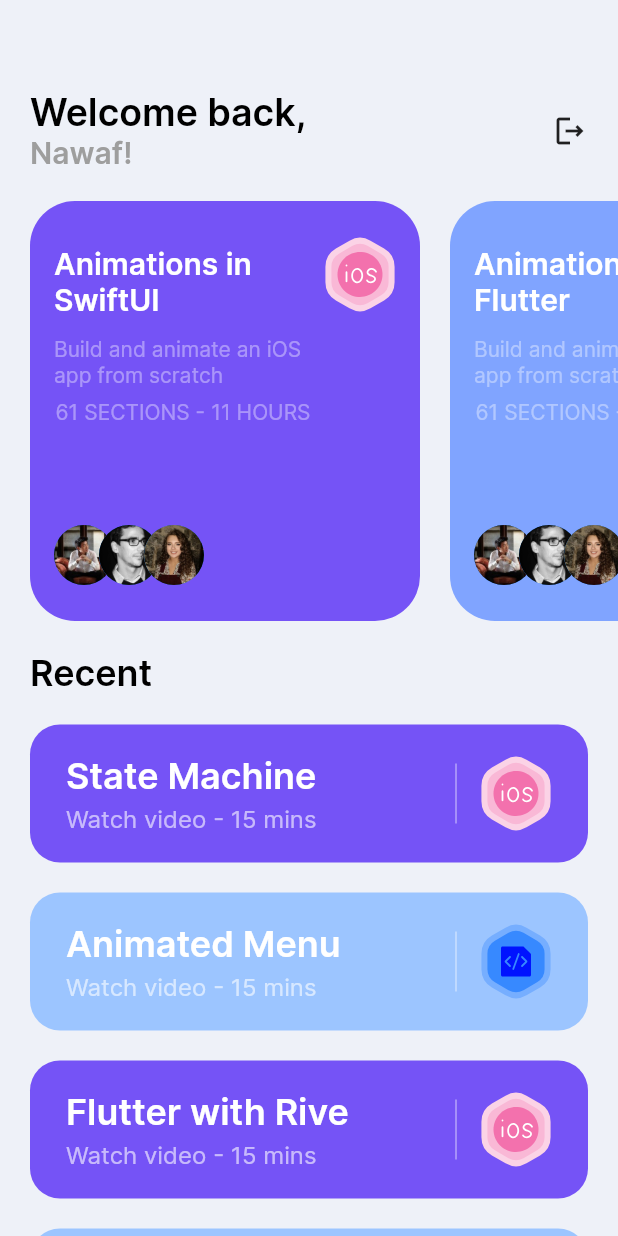
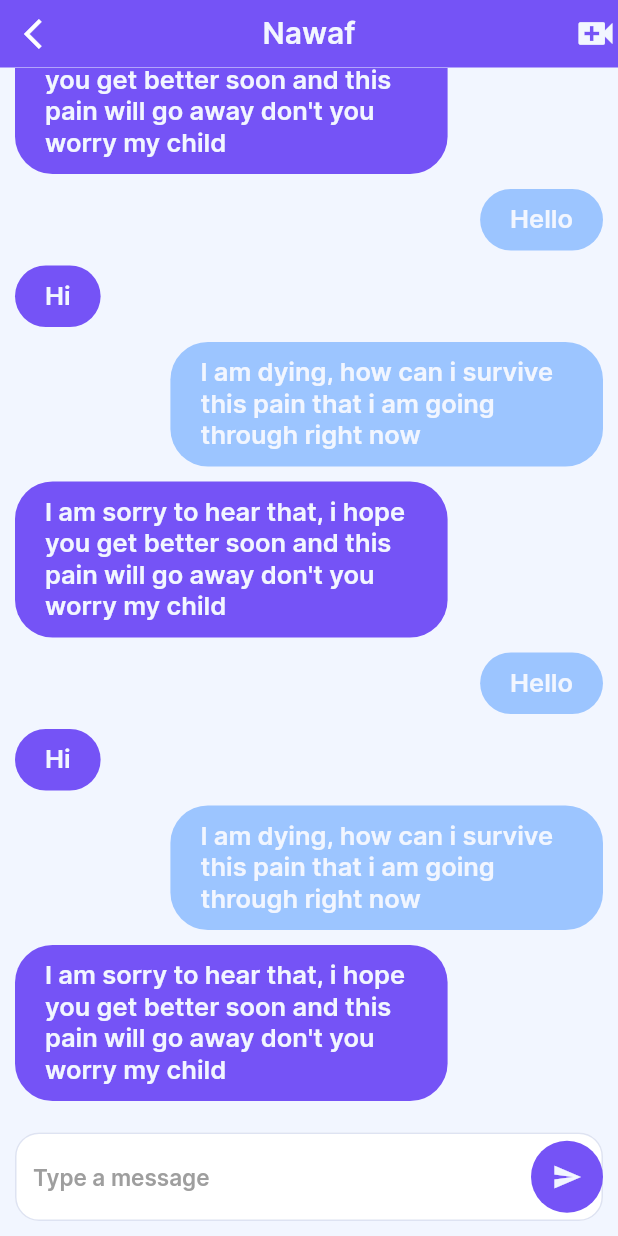
Before and after one commit to JusoorApp/Jusoor, a Flutter app: the screen it shows once a user with an empty profile is signed in, on a phone screen of 412 x 824 dp. Run offline on Flutter 3.47's test engine with Material 2 defaults, Android fonts, the phone set to English and light mode, and no system bars; our stand-ins replace cloud_firestore, firebase_auth, firebase_core, flutter_riverpod, flutter_svg, rive; accounts and stored records are empty.

Commit message:
feat:added chat views with components

```diff
--- a/lib/constants.dart
+++ b/lib/constants.dart
@@ -5,3 +5,5 @@ const Color backgroundColorLight = Color(0xFFF2F6FF);
 const Color backgroundColorDark = Color(0xFF25254B);
 const Color shadowColorLight = Color(0xFF4A5367);
 const Color shadowColorDark = Colors.black;
+const Color purplecolor = Color(0xFF7553F6);
+const Color purplecolorLight = Color(0xFF9CC5FF);
--- a/lib/main.dart
+++ b/lib/main.dart
@@ -26,6 +26,8 @@ class MyApp extends StatelessWidget {
         scaffoldBackgroundColor: const Color(0xFFEEF1F8),
         primarySwatch: Colors.blue,
         fontFamily: "Intel",
+        bottomSheetTheme:
+            BottomSheetThemeData(backgroundColor: Colors.transparent),
         inputDecorationTheme: const InputDecorationTheme(
           filled: true,
           fillColor: Colors.white,
--- a/lib/model/course.dart
+++ b/lib/model/course.dart
@@ -1,14 +1,17 @@
-import 'package:flutter/material.dart' show Color;
+import 'package:flutter/material.dart';
+
 
 class Course {
   final String title, description, iconSrc;
   final Color color;
+  final Function? onPressed;
 
   Course({
     required this.title,
     this.description = 'Build and animate an iOS app from scratch',
     this.iconSrc = "assets/icons/ios.svg",
     this.color = const Color(0xFF7553F6),
+    this.onPressed,
   });
 }
 
--- /dev/null
+++ b/lib/screens/chat/chat_screen.dart
@@ -0,0 +1,65 @@
+import 'package:flutter/material.dart';
+import 'package:rive_animation/constants.dart';
+import 'package:rive_animation/screens/chat/components/chat_app_bar.dart';
+import 'package:rive_animation/screens/chat/components/chat_element.dart';
+
+import 'components/chat_textfield.dart';
+
+class ChatScreen extends StatefulWidget {
+  const ChatScreen({super.key});
+
+  @override
+  State<ChatScreen> createState() => _ChatScreenState();
+}
+
+class _ChatScreenState extends State<ChatScreen> {
+  @override
+  Widget build(BuildContext context) {
+    // ignore: prefer_const_constructors
+    return Scaffold(
+      appBar: ChatAppbar(),
+      backgroundColor: backgroundColorLight,
+      body: Padding(
+        padding: const EdgeInsets.only(bottom: 90),
+        child: SingleChildScrollView(
+            reverse: true,
+            child: Column(
+              children: [
+                const SizedBox(height: 10),
+                ChatElement(isSender: true, message: "Hello"),
+                ChatElement(isSender: false, message: "Hi"),
+                ChatElement(
+                    isSender: true,
+                    message:
+                        "I am dying, how can i survive this pain that i am going through right now"),
+                ChatElement(
+                    isSender: false,
+                    message:
+                        "I am sorry to hear that, i hope you get better soon and this pain will go away don't you worry my child "),
+                ChatElement(isSender: true, message: "Hello"),
+                ChatElement(isSender: false, message: "Hi"),
+                ChatElement(
+                    isSender: true,
+                    message:
+                        "I am dying, how can i survive this pain that i am going through right now"),
+                ChatElement(
+                    isSender: false,
+                    message:
+                        "I am sorry to hear that, i hope you get better soon and this pain will go away don't you worry my child "),
+                ChatElement(isSender: true, message: "Hello"),
+                ChatElement(isSender: false, message: "Hi"),
+                ChatElement(
+                    isSender: true,
+                    message:
+                        "I am dying, how can i survive this pain that i am going through right now"),
+                ChatElement(
+                    isSender: false,
+                    message:
+                        "I am sorry to hear that, i hope you get better soon and this pain will go away don't you worry my child "),
+              ],
+            )),
+      ),
+      bottomSheet: const ChatTextfield(),
+    );
+  }
+}
--- /dev/null
+++ b/lib/screens/chat/components/chat_app_bar.dart
@@ -0,0 +1,43 @@
+import 'package:flutter/material.dart';
+import 'package:rive_animation/constants.dart';
+
+class ChatAppbar extends StatelessWidget implements PreferredSizeWidget {
+  const ChatAppbar({super.key});
+  @override
+  Size get preferredSize => const Size.fromHeight(45);
+  @override
+  Widget build(BuildContext context) {
+    return SafeArea(
+      child: AppBar(
+        elevation: 0,
+        backgroundColor: purplecolor,
+        title: Text("Nawaf",
+            style: Theme.of(context).textTheme.headline6!.copyWith(
+                color: backgroundColorLight,
+                fontWeight: FontWeight.bold,
+                fontSize: 20)),
+        centerTitle: true,
+        leading: GestureDetector(
+            onTap: () {
+              Navigator.pop(context);
+            },
+            child: const Icon(
+              Icons.arrow_back_ios,
+            )),
+        actions: [
+          const SizedBox(width: 73),
+          GestureDetector(
+              onTap: () {},
+              child: const Icon(
+                Icons.video_call,
+              )),
+        ],
+        // ignore: prefer_const_constructors
+        actionsIconTheme: IconThemeData(
+          color: backgroundColorLight,
+          size: 30,
+        ),
+      ),
+    );
+  }
+}
--- /dev/null
+++ b/lib/screens/chat/components/chat_element.dart
@@ -0,0 +1,55 @@
+import 'package:flutter/animation.dart';
+import 'package:flutter/cupertino.dart';
+import 'package:flutter/material.dart';
+import 'package:flutter/src/widgets/container.dart';
+import 'package:flutter/src/widgets/framework.dart';
+import 'package:rive_animation/constants.dart';
+
+class ChatElement extends StatelessWidget {
+  bool isSender = true;
+  String message = "";
+
+  ChatElement({
+    super.key,
+    required this.isSender,
+    required this.message,
+  });
+
+  @override
+  Widget build(BuildContext context) {
+    // if (isSender) {
+    //   chatColor = purplecolorLight;
+    //   mainAxisAlignment = MainAxisAlignment.end;
+    // } else {
+    //   chatColor = purplecolor;
+    //   mainAxisAlignment = MainAxisAlignment.start;
+    // }
+    return Padding(
+      padding: EdgeInsets.only(
+          left: isSender ? 0 : 10, right: isSender ? 10 : 0, top: 10),
+      child: Row(
+        mainAxisAlignment:
+            isSender ? MainAxisAlignment.end : MainAxisAlignment.start,
+        children: [
+          Container(
+            constraints: BoxConstraints(
+              maxWidth: MediaQuery.of(context).size.width * 0.7,
+            ),
+            decoration: BoxDecoration(
+              color: isSender ? purplecolorLight : purplecolor,
+              borderRadius: BorderRadius.circular(25),
+            ),
+            child: Padding(
+              padding: const EdgeInsets.symmetric(horizontal: 20, vertical: 10),
+              child: Text(message,
+                  style: Theme.of(context).textTheme.headline6!.copyWith(
+                      color: backgroundColorLight,
+                      fontWeight: FontWeight.bold,
+                      fontSize: 17)),
+            ),
+          )
+        ],
+      ),
+    );
+  }
+}
--- /dev/null
+++ b/lib/screens/chat/components/chat_textfield.dart
@@ -0,0 +1,46 @@
+import 'package:flutter/material.dart';
+import 'package:rive_animation/constants.dart';
+
+class ChatTextfield extends StatefulWidget {
+  const ChatTextfield({super.key});
+
+  @override
+  State<ChatTextfield> createState() => _ChatTextfieldState();
+}
+
+class _ChatTextfieldState extends State<ChatTextfield> {
+  @override
+  Widget build(BuildContext context) {
+    return SafeArea(
+      child: Padding(
+        padding: EdgeInsets.all(10),
+        child: TextField(
+          decoration: InputDecoration(
+            hintText: "Type a message",
+            hintStyle: Theme.of(context).textTheme.bodyText1!.copyWith(
+                color: Colors.grey, fontWeight: FontWeight.bold, fontSize: 15),
+            border: InputBorder.none,
+            suffixIcon: Container(
+              height: 40,
+              width: 40,
+              decoration: BoxDecoration(
+                color: purplecolor,
+                shape: BoxShape.circle,
+              ),
+              child: GestureDetector(
+                onTap: () {
+                  //TODO: send message
+                },
+                child: const Icon(
+                  Icons.send,
+                  color: backgroundColorLight,
+                  size: 20,
+                ),
+              ),
+            ),
+          ),
+        ),
+      ),
+    );
+  }
+}
--- a/lib/screens/home/home_screen.dart
+++ b/lib/screens/home/home_screen.dart
@@ -1,5 +1,6 @@
 import 'package:firebase_auth/firebase_auth.dart';
 import 'package:flutter/material.dart';
+import 'package:rive_animation/screens/chat/chat_screen.dart';
 
 import '../../model/course.dart';
 import 'components/course_card.dart';
@@ -10,88 +11,91 @@ class HomePage extends StatelessWidget {
 
   @override
   Widget build(BuildContext context) {
-    return Scaffold(
-      body: SafeArea(
-        bottom: false,
-        child: SingleChildScrollView(
-          child: Column(
-            crossAxisAlignment: CrossAxisAlignment.start,
-            children: [
-              const SizedBox(height: 40),
-              Padding(
-                padding: const EdgeInsets.all(20),
-                child: Row(
-                  children: [
-                    Column(
-                      crossAxisAlignment: CrossAxisAlignment.start,
-                      children: [
-                        Text(
-                          "Welcome back,",
-                          style: Theme.of(context)
-                              .textTheme
-                              .headlineMedium!
-                              .copyWith(color: Colors.black, fontWeight: FontWeight.bold, fontSize: 25),
-                        ),
-                        Text(
-                          "Nawaf!",
-                          style: Theme.of(context)
-                              .textTheme
-                              .headlineMedium!
-                              .copyWith(color: Colors.grey, fontWeight: FontWeight.bold, fontSize: 20),
-                        ),
-                      ],
-                    ),
-                    const Spacer(),
-                    GestureDetector(
-                      onTap: () async {
-                        await FirebaseAuth.instance.signOut();
-                      },
-                      child: const Icon(Icons.logout_outlined),
-                    )
-                  ],
-                ),
-              ),
-              SingleChildScrollView(
-                scrollDirection: Axis.horizontal,
-                child: Row(
-                  children: courses
-                      .map(
-                        (course) => Padding(
-                          padding: const EdgeInsets.only(left: 20),
-                          child: CourseCard(
-                            title: course.title,
-                            iconSrc: course.iconSrc,
-                            color: course.color,
-                          ),
-                        ),
-                      )
-                      .toList(),
-                ),
-              ),
-              Padding(
-                padding: const EdgeInsets.all(20),
-                child: Text(
-                  "Recent",
-                  style: Theme.of(context)
-                      .textTheme
-                      .headlineSmall!
-                      .copyWith(color: Colors.black, fontWeight: FontWeight.bold),
-                ),
-              ),
-              ...recentCourses
-                  .map((course) => Padding(
-                        padding: const EdgeInsets.only(left: 20, right: 20, bottom: 20),
-                        child: SecondaryCourseCard(
-                          title: course.title,
-                          iconsSrc: course.iconSrc,
-                          colorl: course.color,
-                        ),
-                      ))
-                  .toList(),
-            ],
-          ),
-        ),
-      ),
-    );
+    return ChatScreen();
   }
 }
+//     Scaffold(
+//       body: SafeArea(
+//         bottom: false,
+//         child: SingleChildScrollView(
+//           child: Column(
+//             crossAxisAlignment: CrossAxisAlignment.start,
+//             children: [
+//               const SizedBox(height: 40),
+//               Padding(
+//                 padding: const EdgeInsets.all(20),
+//                 child: Row(
+//                   children: [
+//                     Column(
+//                       crossAxisAlignment: CrossAxisAlignment.start,
+//                       children: [
+//                         Text(
+//                           "Welcome back,",
+//                           style: Theme.of(context)
+//                               .textTheme
+//                               .headlineMedium!
+//                               .copyWith(color: Colors.black, fontWeight: FontWeight.bold, fontSize: 25),
+//                         ),
+//                         Text(
+//                           "Nawaf!",
+//                           style: Theme.of(context)
+//                               .textTheme
+//                               .headlineMedium!
+//                               .copyWith(color: Colors.grey, fontWeight: FontWeight.bold, fontSize: 20),
+//                         ),
+//                       ],
+//                     ),
+//                     const Spacer(),
+//                     GestureDetector(
+//                       onTap: () async {
+//                         await FirebaseAuth.instance.signOut();
+//                       },
+//                       child: const Icon(Icons.logout_outlined),
+//                     )
+//                   ],
+//                 ),
+//               ),
+//               SingleChildScrollView(
+//                 scrollDirection: Axis.horizontal,
+//                 child: Row(
+//                   children: courses
+//                       .map(
+//                         (course) => Padding(
+//                           padding: const EdgeInsets.only(left: 20),
+//                           child: CourseCard(
+//                             title: course.title,
+//                             iconSrc: course.iconSrc,
+//                             color: course.color,
+//                           ),
+//                         ),
+//                       )
+//                       .toList(),
+//                 ),
+//               ),
+//               Padding(
+//                 padding: const EdgeInsets.all(20),
+//                 child: Text(
+//                   "Recent",
+//                   style: Theme.of(context)
+//                       .textTheme
+//                       .headlineSmall!
+//                       .copyWith(color: Colors.black, fontWeight: FontWeight.bold),
+//                 ),
+//               ),
+//               ...recentCourses
+//                   .map((course) => Padding(
+//                         padding: const EdgeInsets.only(left: 20, right: 20, bottom: 20),
+//                         child: SecondaryCourseCard(
+//                           title: course.title,
+//                           iconsSrc: course.iconSrc,
+//                           colorl: course.color,
+//                         ),
+//                       ))
+//                   .toList(),
+//             ],
+//           ),
+//         ),
+//       ),
+//     );
+//   }
+// }
```
Also changed, not shown: 1 other file.
